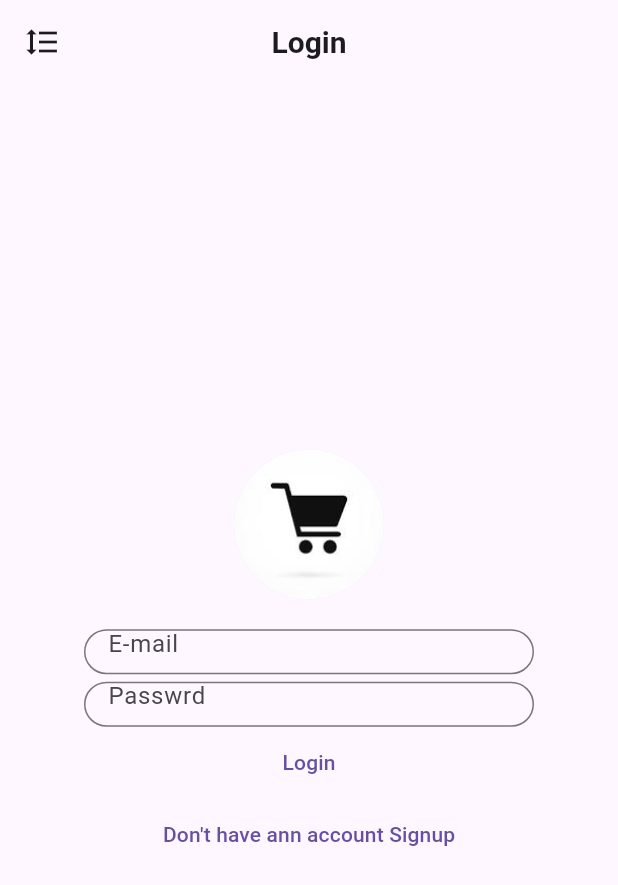
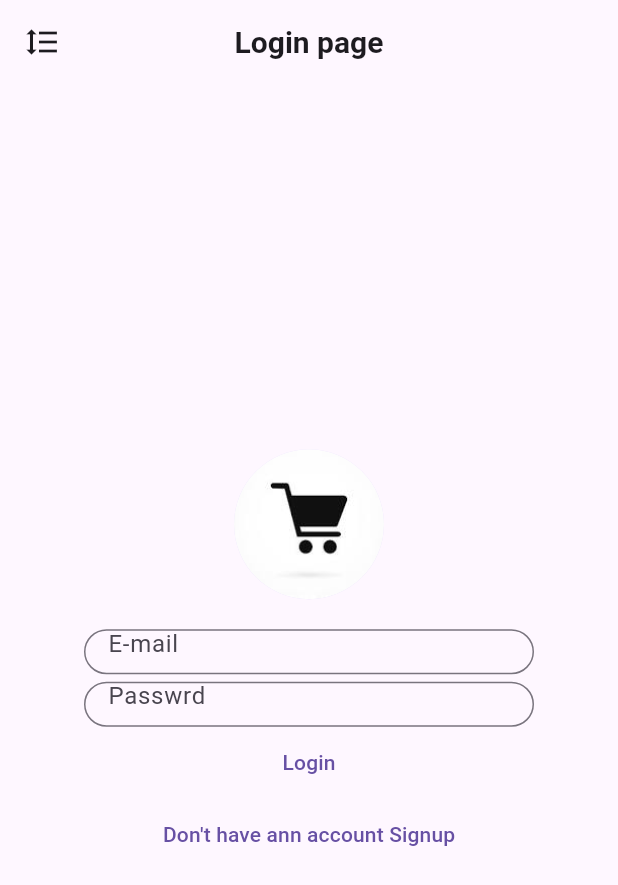
Before and after one commit to sama-amr-abdelrahman/Simple-ecommerce-app-flutter, a Flutter app: the Loginscreen screen opened directly, on a phone screen of 412 x 824 dp. Shown: the top 885 px of the screen. Run offline on Flutter 3.47's test engine with Material 3 defaults, Android fonts, the phone set to English and light mode, and no system bars; our stand-ins replace dio; missing offline and left inert: dart:ffi; accounts and stored records are empty.

```diff
--- a/lib/screens/loginScreen.dart
+++ b/lib/screens/loginScreen.dart
@@ -16,7 +16,7 @@ class Loginscreen extends StatelessWidget {
     return Scaffold(
       appBar: AppBar(
         title: Text(
-          "Login",
+          "Login page",
           style: TextStyle(
             fontSize: 20,
             fontWeight: FontWeight.bold
```
